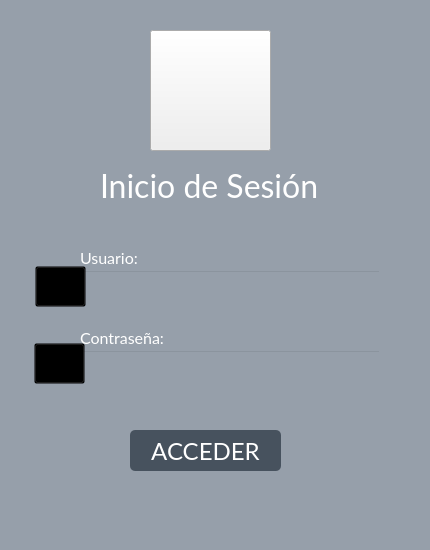
Old version of the form View/ventanaLogin.ui in the repository BermudezK/consultsoft.
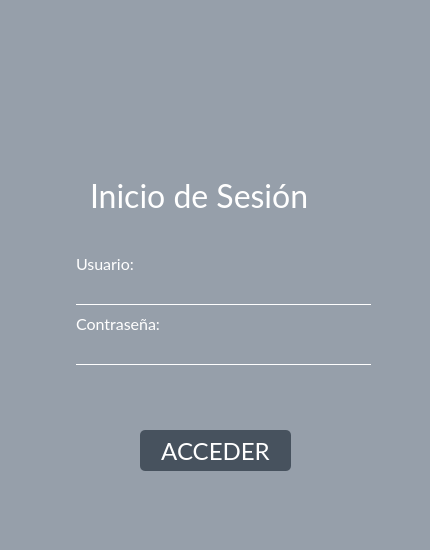
New version of the form. Icons and pictures are not drawn.

Commit message: Mejoramos la vista del login

What changed in the file:
```diff
--- a/View/ventanaLogin.ui
+++ b/View/ventanaLogin.ui
@@ -29,26 +29,37 @@
    <string>Login</string>
   </property>
   <property name="styleSheet">
-   <string notr="true">QWidget#Login{
-	background-color: rgb(150, 159, 170);
-background-color: #969FAA
+   <string notr="true">#Login{
+background-color: #969FAA;
 }
-
-QPushButton#botonAceptar{
-background-color: #0DA422;
-border: 0;
+#logIn {
+	min-width: 100px;
+	max-width: 300px;
+	min-height: 100px;
+	max-height: 300px;
 }
 
-QPushButton#botonCancelar{
-background-color: #A40D0F;
-color: #fff;
-border: 0;
+#botonAcceder{
+	background-color: rgb(71, 82, 94);
+	border-radius: 5px;
+}
+#LPersona, #LContrasena {
+	min-width: 10px;
+	max-width: 30px;
+	min-height: 10px;
+	max-height: 30px;
+} 
+#Password,#User{
+	color:white;
+	background-color:#969FAA;
+	border: 0px;
+	border-bottom: 1px solid white;
 }</string>
   </property>
   <widget class="QPushButton" name="botonAcceder">
    <property name="geometry">
     <rect>
-     <x>130</x>
+     <x>140</x>
      <y>430</y>
      <width>151</width>
      <height>41</height>
@@ -243,9 +254,9 @@
   <widget class="QLabel" name="Titulo">
    <property name="geometry">
     <rect>
-     <x>100</x>
-     <y>170</y>
-     <width>231</width>
+     <x>90</x>
+     <y>180</y>
+     <width>251</width>
      <height>31</height>
     </rect>
    </property>
@@ -263,13 +274,13 @@
     <string>Inicio de Sesión</string>
    </property>
   </widget>
-  <widget class="QPushButton" name="pushButton">
+  <widget class="QLabel" name="logIn">
    <property name="geometry">
     <rect>
-     <x>150</x>
-     <y>30</y>
-     <width>121</width>
-     <height>121</height>
+     <x>130</x>
+     <y>10</y>
+     <width>171</width>
+     <height>151</height>
     </rect>
    </property>
    <property name="text">
@@ -279,359 +290,118 @@
     <iconset>
      <normaloff>../icons/login.png</normaloff>../icons/login.png</iconset>
    </property>
-   <property name="iconSize">
-    <size>
-     <width>120</width>
-     <height>120</height>
-    </size>
-   </property>
-  </widget>
-  <widget class="QPushButton" name="pushButton_3">
-   <property name="geometry">
-    <rect>
-     <x>34</x>
-     <y>343</y>
-     <width>51</width>
-     <height>41</height>
-    </rect>
-   </property>
-   <property name="palette">
-    <palette>
-     <active>
-      <colorrole role="WindowText">
-       <brush brushstyle="SolidPattern">
-        <color alpha="255">
-         <red>97</red>
-         <green>102</green>
-         <blue>109</blue>
-        </color>
-       </brush>
-      </colorrole>
-      <colorrole role="Button">
-       <brush brushstyle="SolidPattern">
-        <color alpha="0">
-         <red>0</red>
-         <green>0</green>
-         <blue>0</blue>
-        </color>
-       </brush>
-      </colorrole>
-      <colorrole role="Text">
-       <brush brushstyle="SolidPattern">
-        <color alpha="255">
-         <red>102</red>
-         <green>108</green>
-         <blue>116</blue>
-        </color>
-       </brush>
-      </colorrole>
-      <colorrole role="ButtonText">
-       <brush brushstyle="SolidPattern">
-        <color alpha="255">
-         <red>102</red>
-         <green>108</green>
-         <blue>116</blue>
-        </color>
-       </brush>
-      </colorrole>
-      <colorrole role="Base">
-       <brush brushstyle="SolidPattern">
-        <color alpha="0">
-         <red>0</red>
-         <green>0</green>
-         <blue>0</blue>
-        </color>
-       </brush>
-      </colorrole>
-      <colorrole role="Window">
-       <brush brushstyle="SolidPattern">
-        <color alpha="0">
-         <red>0</red>
-         <green>0</green>
-         <blue>0</blue>
-        </color>
-       </brush>
-      </colorrole>
-      <colorrole role="ToolTipText">
-       <brush brushstyle="SolidPattern">
-        <color alpha="255">
-         <red>102</red>
-         <green>108</green>
-         <blue>116</blue>
-        </color>
-       </brush>
-      </colorrole>
-     </active>
-     <inactive>
-      <colorrole role="WindowText">
-       <brush brushstyle="SolidPattern">
-        <color alpha="255">
-         <red>97</red>
-         <green>102</green>
-         <blue>109</blue>
-        </color>
-       </brush>
-      </colorrole>
-      <colorrole role="Button">
-       <brush brushstyle="SolidPattern">
-        <color alpha="0">
-         <red>0</red>
-         <green>0</green>
-         <blue>0</blue>
-        </color>
-       </brush>
-      </colorrole>
-      <colorrole role="Text">
-       <brush brushstyle="SolidPattern">
-        <color alpha="255">
-         <red>102</red>
-         <green>108</green>
-         <blue>116</blue>
-        </color>
-       </brush>
-      </colorrole>
-      <colorrole role="ButtonText">
-       <brush brushstyle="SolidPattern">
-        <color alpha="255">
-         <red>102</red>
-         <green>108</green>
-         <blue>116</blue>
-        </color>
-       </brush>
-      </colorrole>
-      <colorrole role="Base">
-       <brush brushstyle="SolidPattern">
-        <color alpha="0">
-         <red>0</red>
-         <green>0</green>
-         <blue>0</blue>
-        </color>
-       </brush>
-      </colorrole>
-      <colorrole role="Window">
-       <brush brushstyle="SolidPattern">
-        <color alpha="0">
-         <red>0</red>
-         <green>0</green>
-         <blue>0</blue>
-        </color>
-       </brush>
-      </colorrole>
-      <colorrole role="ToolTipText">
-       <brush brushstyle="SolidPattern">
-        <color alpha="255">
-         <red>102</red>
-         <green>108</green>
-         <blue>116</blue>
-        </color>
-       </brush>
-      </colorrole>
-     </inactive>
-     <disabled>
-      <colorrole role="WindowText">
-       <brush brushstyle="SolidPattern">
-        <color alpha="255">
-         <red>120</red>
-         <green>120</green>
-         <blue>120</blue>
-        </color>
-       </brush>
-      </colorrole>
-      <colorrole role="Button">
-       <brush brushstyle="SolidPattern">
-        <color alpha="0">
-         <red>0</red>
-         <green>0</green>
-         <blue>0</blue>
-        </color>
-       </brush>
-      </colorrole>
-      <colorrole role="Text">
-       <brush brushstyle="SolidPattern">
-        <color alpha="255">
-         <red>120</red>
-         <green>120</green>
-         <blue>120</blue>
-        </color>
-       </brush>
-      </colorrole>
-      <colorrole role="ButtonText">
-       <brush brushstyle="SolidPattern">
-        <color alpha="255">
-         <red>120</red>
-         <green>120</green>
-         <blue>120</blue>
-        </color>
-       </brush>
-      </colorrole>
-      <colorrole role="Base">
-       <brush brushstyle="SolidPattern">
-        <color alpha="0">
-         <red>0</red>
-         <green>0</green>
-         <blue>0</blue>
-        </color>
-       </brush>
-      </colorrole>
-      <colorrole role="Window">
-       <brush brushstyle="SolidPattern">
-        <color alpha="0">
-         <red>0</red>
-         <green>0</green>
-         <blue>0</blue>
-        </color>
-       </brush>
-      </colorrole>
-      <colorrole role="ToolTipText">
-       <brush brushstyle="SolidPattern">
-        <color alpha="255">
-         <red>102</red>
-         <green>108</green>
-         <blue>116</blue>
-        </color>
-       </brush>
-      </colorrole>
-     </disabled>
-    </palette>
-   </property>
-   <property name="styleSheet">
-    <string notr="true">background-color: transparent;</string>
-   </property>
-   <property name="text">
-    <string/>
-   </property>
-   <property name="icon">
-    <iconset>
-     <normaloff>../icons/lock.svg</normaloff>../icons/lock.svg</iconset>
-   </property>
-   <property name="iconSize">
-    <size>
-     <width>34</width>
-     <height>35</height>
-    </size>
-   </property>
-  </widget>
-  <widget class="QPushButton" name="pushButton_4">
-   <property name="geometry">
-    <rect>
-     <x>35</x>
-     <y>266</y>
-     <width>51</width>
-     <height>41</height>
-    </rect>
-   </property>
-   <property name="styleSheet">
-    <string notr="true">background-color: transparent;</string>
-   </property>
-   <property name="text">
-    <string/>
-   </property>
-   <property name="icon">
-    <iconset>
-     <normaloff>../icons/person.svg</normaloff>../icons/person.svg</iconset>
-   </property>
-   <property name="iconSize">
-    <size>
-     <width>32</width>
-     <height>32</height>
-    </size>
-   </property>
-  </widget>
-  <widget class="QLineEdit" name="User">
-   <property name="geometry">
-    <rect>
-     <x>80</x>
-     <y>270</y>
-     <width>301</width>
-     <height>31</height>
-    </rect>
-   </property>
-   <property name="font">
-    <font>
-     <pointsize>12</pointsize>
-    </font>
-   </property>
-   <property name="styleSheet">
-    <string notr="true">background-color: transparent;
-color: rgb(255, 255, 255);</string>
-   </property>
-   <property name="text">
-    <string/>
-   </property>
-   <property name="clearButtonEnabled">
+   <property name="scaledContents">
     <bool>true</bool>
    </property>
   </widget>
-  <widget class="QLabel" name="Passwordtext">
+  <widget class="QWidget" name="">
    <property name="geometry">
     <rect>
-     <x>80</x>
-     <y>330</y>
-     <width>151</width>
-     <height>16</height>
-    </rect>
-   </property>
-   <property name="font">
-    <font>
-     <family>Lato</family>
-     <pointsize>12</pointsize>
-    </font>
-   </property>
-   <property name="styleSheet">
-    <string notr="true">color: #ffffff;</string>
-   </property>
-   <property name="text">
-    <string>Contraseña: </string>
-   </property>
-  </widget>
-  <widget class="QLineEdit" name="Password">
-   <property name="geometry">
-    <rect>
-     <x>80</x>
-     <y>350</y>
-     <width>301</width>
-     <height>31</height>
-    </rect>
-   </property>
-   <property name="font">
-    <font>
-     <pointsize>12</pointsize>
-    </font>
-   </property>
-   <property name="styleSheet">
-    <string notr="true">background-color: transparent;</string>
-   </property>
-   <property name="text">
-    <string/>
-   </property>
-   <property name="echoMode">
-    <enum>QLineEdit::Password</enum>
-   </property>
-   <property name="clearButtonEnabled">
-    <bool>true</bool>
-   </property>
-  </widget>
-  <widget class="QLabel" name="Usertext">
-   <property name="geometry">
-    <rect>
-     <x>80</x>
+     <x>60</x>
      <y>250</y>
-     <width>151</width>
-     <height>16</height>
+     <width>311</width>
+     <height>115</height>
     </rect>
    </property>
-   <property name="font">
-    <font>
-     <family>Lato</family>
-     <pointsize>12</pointsize>
-    </font>
-   </property>
-   <property name="styleSheet">
-    <string notr="true">color: #ffffff;</string>
-   </property>
-   <property name="text">
-    <string>Usuario:</string>
-   </property>
+   <layout class="QGridLayout" name="gridLayout">
+    <item row="1" column="1">
+     <widget class="QLineEdit" name="User">
+      <property name="font">
+       <font>
+        <pointsize>12</pointsize>
+       </font>
+      </property>
+      <property name="styleSheet">
+       <string notr="true"/>
+      </property>
+      <property name="text">
+       <string/>
+      </property>
+      <property name="clearButtonEnabled">
+       <bool>true</bool>
+      </property>
+     </widget>
+    </item>
+    <item row="3" column="0">
+     <widget class="QLabel" name="LContrasena">
+      <property name="text">
+       <string/>
+      </property>
+      <property name="pixmap">
+       <pixmap>../icons/lock.svg</pixmap>
+      </property>
+      <property name="scaledContents">
+       <bool>true</bool>
+      </property>
+     </widget>
+    </item>
+    <item row="0" column="1">
+     <widget class="QLabel" name="Usertext">
+      <property name="font">
+       <font>
+        <family>Lato</family>
+        <pointsize>12</pointsize>
+       </font>
+      </property>
+      <property name="styleSheet">
+       <string notr="true">color: #ffffff;</string>
+      </property>
+      <property name="text">
+       <string>Usuario:</string>
+      </property>
+     </widget>
+    </item>
+    <item row="2" column="1">
+     <widget class="QLabel" name="Passwordtext">
+      <property name="font">
+       <font>
+        <family>Lato</family>
+        <pointsize>12</pointsize>
+       </font>
+      </property>
+      <property name="styleSheet">
+       <string notr="true">color: #ffffff;</string>
+      </property>
+      <property name="text">
+       <string>Contraseña: </string>
+      </property>
+     </widget>
+    </item>
+    <item row="3" column="1">
+     <widget class="QLineEdit" name="Password">
+      <property name="font">
+       <font>
+        <pointsize>12</pointsize>
+       </font>
+      </property>
+      <property name="styleSheet">
+       <string notr="true"/>
+      </property>
+      <property name="text">
+       <string/>
+      </property>
+      <property name="echoMode">
+       <enum>QLineEdit::Password</enum>
+      </property>
+      <property name="clearButtonEnabled">
+       <bool>true</bool>
+      </property>
+     </widget>
+    </item>
+    <item row="1" column="0">
+     <widget class="QLabel" name="LPersona">
+      <property name="text">
+       <string/>
+      </property>
+      <property name="pixmap">
+       <pixmap>../icons/person.svg</pixmap>
+      </property>
+      <property name="scaledContents">
+       <bool>true</bool>
+      </property>
+     </widget>
+    </item>
+   </layout>
   </widget>
  </widget>
  <tabstops>
```
Left out of the diff: 7 changed lines with no effect on the pictures. The commit also changes 20 other files.
